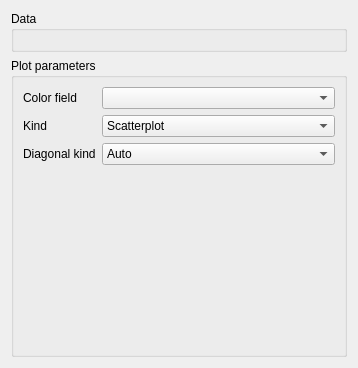
The window that eis_qgis_plugin/resources/ui/eda/wizard_plot_pairplot_raster.ui (GispoCoding/eis_qgis_plugin) describes before a commit, drawn with Qt 5.
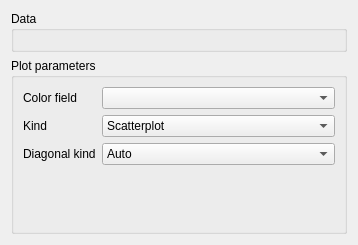
The same window after the commit. Custom widgets are drawn as their Qt base class.

Commit message: Fix(pairplot_raster, parallel_coordinates_raster): Widget size

```diff
--- a/eis_qgis_plugin/resources/ui/eda/wizard_plot_pairplot_raster.ui
+++ b/eis_qgis_plugin/resources/ui/eda/wizard_plot_pairplot_raster.ui
@@ -7,19 +7,19 @@
     <x>0</x>
     <y>0</y>
     <width>358</width>
-    <height>368</height>
+    <height>245</height>
    </rect>
   </property>
   <property name="minimumSize">
    <size>
     <width>0</width>
-    <height>368</height>
+    <height>245</height>
    </size>
   </property>
   <property name="maximumSize">
    <size>
     <width>16777215</width>
-    <height>368</height>
+    <height>245</height>
    </size>
   </property>
   <property name="windowTitle">
```
The commit also changes 1 other file.
